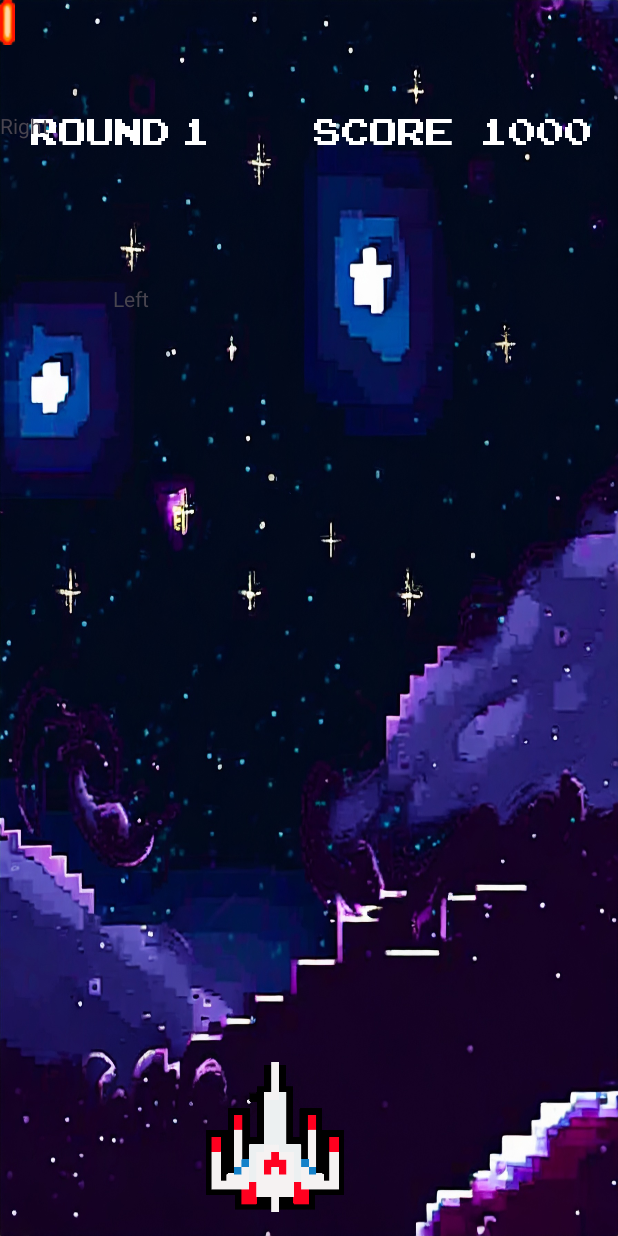
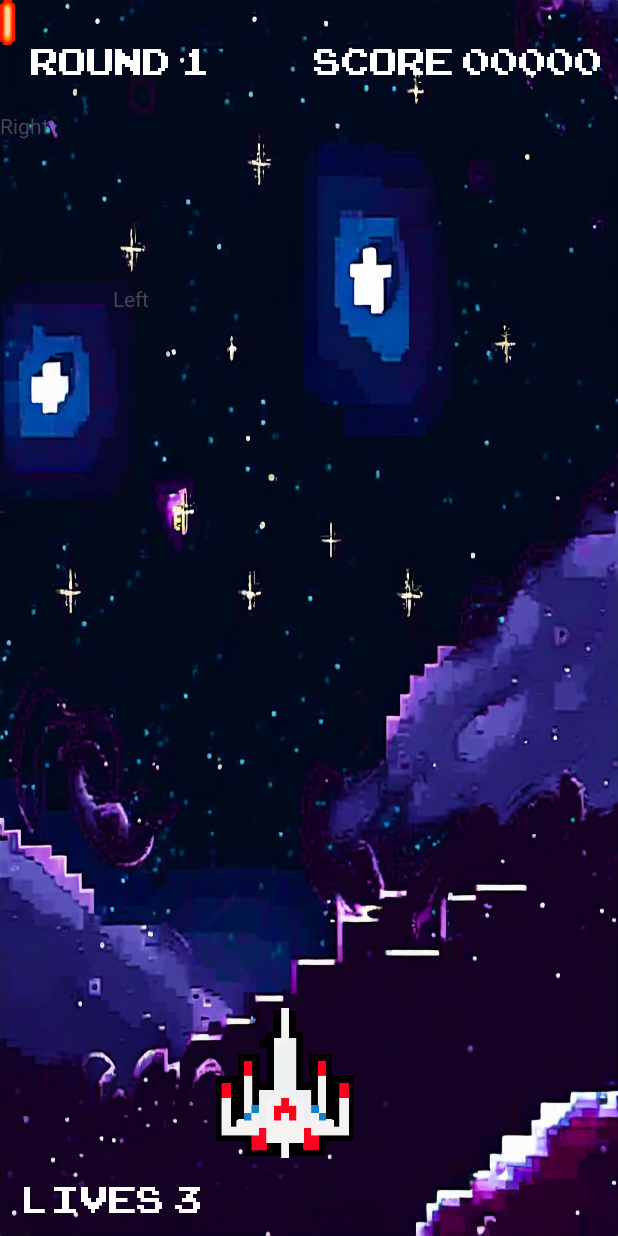
Before and after one commit to LeJohne/Galaga-Ripoff, an Android app: the gamescreen_page screen opened directly, with no data from a screen before it, on a phone screen of 412 x 824 dp. Run offline under Robolectric (Android 15) with nearby library versions, the phone set to English and light mode, and no system bars; Roboto replaces fonts that are not available here.

Commit message:
Lives, Score, Round counters fully functional

```diff
--- a/app/src/main/java/com/example/galagaremake/GameCounters.java
+++ b/app/src/main/java/com/example/galagaremake/GameCounters.java
@@ -7,33 +7,34 @@ import android.widget.TextView;
 import org.w3c.dom.Text;
 
 public class GameCounters {
-    // private int lives;
+    private int lives;
     private int round;
     private int score;
 
-    // private TextView livesCounterView;
+    private TextView livesCounterTextView;
     private TextView roundCounterTextView;
     private TextView scoreCounterTextView;
 
     public GameCounters(int initialLives, int initialRounds, int initialScore, Context context){
-        // this.lives = initialLives;
+        this.lives = initialLives;
         this.round = initialRounds;
         this.score = initialScore;
 
-        // this.livesCounterTextView = livesTextView;
+        this.livesCounterTextView = ((Activity) context).findViewById(R.id.livesCounter);
         this.roundCounterTextView = ((Activity) context).findViewById(R.id.roundCounter);
         this.scoreCounterTextView = ((Activity) context).findViewById(R.id.scoreCounter);
     }
 
-//    public int getLives(){
-//        return lives;
-//    }
+    public int getLives(){
+        return lives;
+    }
 
-//    public void decrementLives(){
-//        if (lives > 0){
-//            lives--;
-//        }
-//    }
+    public void decrementLives(){
+        if (lives > 0){
+            lives--;
+            updateLivesCounterTextView();
+        }
+    }
 
     public int getRounds(){
         return round;
@@ -53,13 +54,19 @@ public class GameCounters {
         updateScoreCounterTextView();
     }
 
+    private void updateLivesCounterTextView() {
+        if (livesCounterTextView != null) {
+            livesCounterTextView.setText(String.valueOf(lives));
+        }
+    }
+
     private void updateRoundCounterTextView() {
         if (roundCounterTextView != null) {
             roundCounterTextView.setText(String.valueOf(round));
         }
     }
+    // Update the TextView for score
 
-    // Update the TextView for score
     private void updateScoreCounterTextView() {
         if (scoreCounterTextView != null) {
             scoreCounterTextView.setText(String.valueOf(score));
--- a/app/src/main/java/com/example/galagaremake/gamescreen_page.java
+++ b/app/src/main/java/com/example/galagaremake/gamescreen_page.java
@@ -36,6 +36,11 @@ public class gamescreen_page extends AppCompatActivity {
         findViewById(R.id.gameScreenLayout).setOnClickListener(new View.OnClickListener(){
             @Override
             public void onClick(View view) {
+
+//                gameCounter.decrementLives(); // Decrease the lives
+//                gameCounter.incrementRounds(); // Increment the round
+//                gameCounter.incrementScore(1000);  // Increment the score 100
+
                 bullet bullet = new bullet((ImageView) findViewById(R.id.bullet));
 
                 while (bullet.bulletY < 1000) {
@@ -49,7 +54,7 @@ public class gamescreen_page extends AppCompatActivity {
         rightText = findViewById(R.id.rotationRightText);
         leftText = findViewById(R.id.rotationLeftText);
 
-        gameCounter = new GameCounters(0,1,0, this);
+        gameCounter = new GameCounters(3,1,0, this);
 
         sensorManager = (SensorManager) getSystemService(SENSOR_SERVICE);
 
@@ -85,6 +90,8 @@ public class gamescreen_page extends AppCompatActivity {
                         rightText.setVisibility(View.INVISIBLE);
                         leftText.setVisibility(View.INVISIBLE);
                     }
+
+
                 }
 
                 @Override
--- a/app/src/main/res/layout/activity_gamescreen_page.xml
+++ b/app/src/main/res/layout/activity_gamescreen_page.xml
@@ -9,12 +9,38 @@
     android:focusable="true"
     android:id="@+id/gameScreenLayout">
 
+    <TextView
+        android:id="@+id/livesText"
+        android:layout_width="wrap_content"
+        android:layout_height="wrap_content"
+        android:layout_marginStart="16dp"
+        android:layout_marginBottom="6dp"
+        android:fontFamily="@font/arcadeclassic_regular"
+        android:text="Lives"
+        android:textColor="#FFFFFF"
+        android:textSize="34sp"
+        app:layout_constraintBottom_toBottomOf="parent"
+        app:layout_constraintStart_toStartOf="parent" />
+
+    <TextView
+        android:id="@+id/livesCounter"
+        android:layout_width="wrap_content"
+        android:layout_height="wrap_content"
+        android:layout_marginStart="116dp"
+        android:layout_marginBottom="6dp"
+        android:fontFamily="@font/arcadeclassic_regular"
+        android:text="3"
+        android:textColor="#FFFFFF"
+        android:textSize="34sp"
+        app:layout_constraintBottom_toBottomOf="parent"
+        app:layout_constraintStart_toStartOf="parent" />
+
     <ImageView
         android:id="@+id/ship"
         android:layout_width="100dp"
         android:layout_height="100dp"
-        android:layout_marginStart="133dp"
-        android:layout_marginBottom="16dp"
+        android:layout_marginStart="140dp"
+        android:layout_marginBottom="52dp"
         app:layout_constraintBottom_toBottomOf="parent"
         app:layout_constraintStart_toStartOf="parent"
         app:srcCompat="@drawable/daco_2352014" />
@@ -26,12 +52,10 @@
         android:layout_marginStart="20dp"
         android:layout_marginTop="24dp"
         android:layout_marginEnd="9dp"
-        android:layout_marginBottom="672dp"
         android:fontFamily="@font/arcadeclassic_regular"
         android:text="Round"
         android:textColor="#FFFFFF"
         android:textSize="34sp"
-        app:layout_constraintBottom_toBottomOf="parent"
         app:layout_constraintEnd_toStartOf="@+id/roundCounter"
         app:layout_constraintStart_toStartOf="parent"
         app:layout_constraintTop_toTopOf="parent" />
@@ -42,12 +66,10 @@
         android:layout_height="wrap_content"
         android:layout_marginStart="8dp"
         android:layout_marginTop="24dp"
-        android:layout_marginBottom="556dp"
         android:fontFamily="@font/arcadeclassic_regular"
         android:text="1"
         android:textColor="#FFFFFF"
         android:textSize="34sp"
-        app:layout_constraintBottom_toTopOf="@+id/ship"
         app:layout_constraintStart_toEndOf="@+id/roundText"
         app:layout_constraintTop_toTopOf="parent" />
 
@@ -58,12 +80,10 @@
         android:layout_marginStart="208dp"
         android:layout_marginTop="24dp"
         android:layout_marginEnd="110dp"
-        android:layout_marginBottom="556dp"
         android:fontFamily="@font/arcadeclassic_regular"
         android:text="Score"
         android:textColor="#FFFFFF"
         android:textSize="34sp"
-        app:layout_constraintBottom_toTopOf="@+id/ship"
         app:layout_constraintEnd_toEndOf="parent"
         app:layout_constraintStart_toStartOf="parent"
         app:layout_constraintTop_toTopOf="parent" />
@@ -72,14 +92,13 @@
         android:id="@+id/scoreCounter"
         android:layout_width="wrap_content"
         android:layout_height="wrap_content"
-        android:layout_marginStart="320dp"
+        android:layout_marginStart="308dp"
         android:layout_marginTop="24dp"
-        android:layout_marginBottom="672dp"
         android:fontFamily="@font/arcadeclassic_regular"
-        android:text="1000"
+        android:text="00000"
+        android:textAlignment="textEnd"
         android:textColor="#FFFFFF"
         android:textSize="34sp"
-        app:layout_constraintBottom_toBottomOf="parent"
         app:layout_constraintStart_toStartOf="parent"
         app:layout_constraintTop_toTopOf="parent" />
 
```
